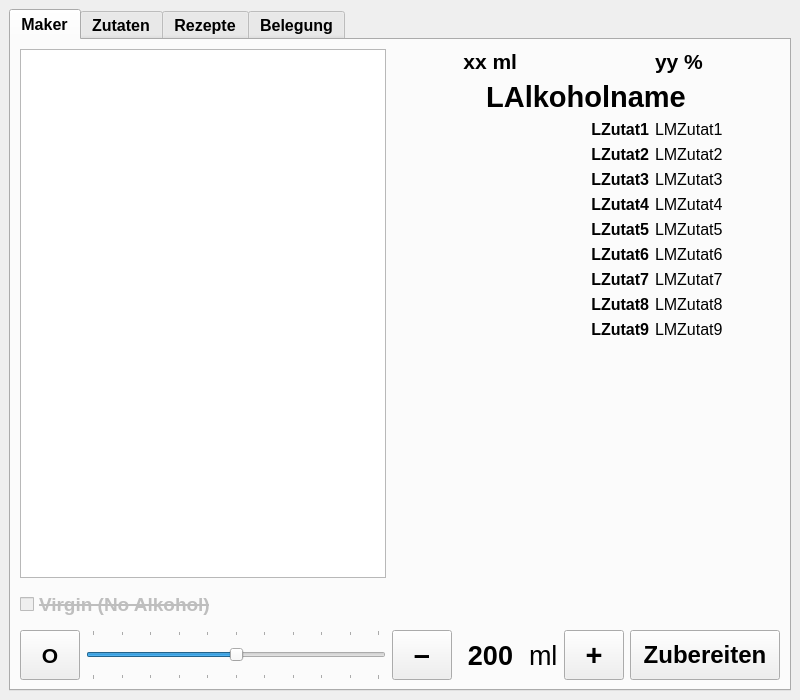
Old version of the form src/ui_elements/cocktailmanager.ui in the repository AndreWohnsland/CocktailBerry.
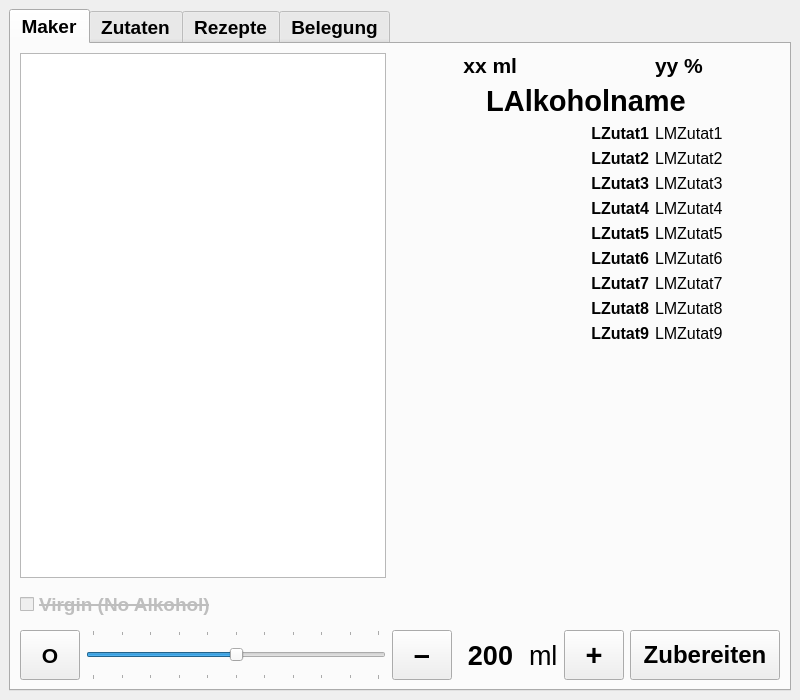
New version of the form. Custom widgets are drawn as their Qt base class.

Commit message: Increased tab font size

The edit to the form file:
```diff
--- a/src/ui_elements/cocktailmanager.ui
+++ b/src/ui_elements/cocktailmanager.ui
@@ -43,7 +43,7 @@
      <widget class="QTabWidget" name="tabWidget">
       <property name="font">
        <font>
-        <pointsize>12</pointsize>
+        <pointsize>14</pointsize>
         <weight>75</weight>
         <bold>true</bold>
        </font>
```
The commit also changes 1 other file.
